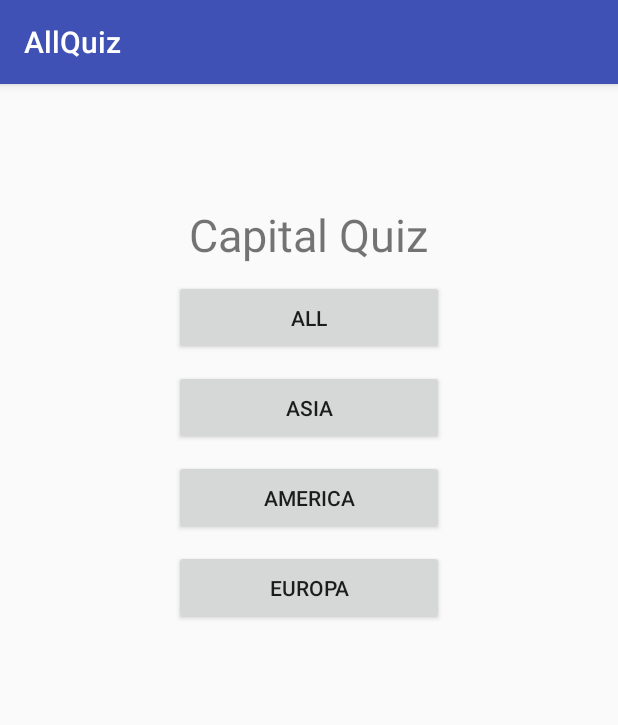
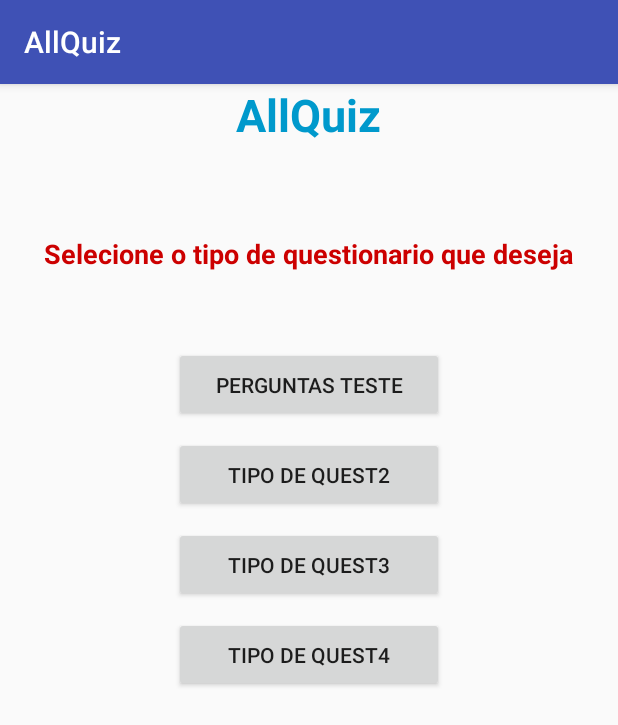
Before and after one commit to KienKse/AllQuiz, an Android app: the screen it shows after launch (StartActivity), on a phone screen of 412 x 824 dp. Shown: the top 725 px of the screen. Run offline under Robolectric (Android 15) with nearby library versions, the light colour scheme and no system bars.

Commit message:
Mudanças na Apresentacao inicial do app

```diff
--- a/app/src/main/AndroidManifest.xml
+++ b/app/src/main/AndroidManifest.xml
@@ -9,7 +9,6 @@
         android:roundIcon="@mipmap/ic_launcher_round"
         android:supportsRtl="true"
         android:theme="@style/AppTheme">
-        <activity android:name=".MainActivitySEMUSO"></activity>
         <activity android:name=".quizzActivity" />
         <activity android:name=".ResultActivity" />
         <activity android:name=".StartActivity">
--- a/app/src/main/java/com/app/kien/allquiz/quizzActivity.java
+++ b/app/src/main/java/com/app/kien/allquiz/quizzActivity.java
@@ -37,9 +37,9 @@ public class quizzActivity extends AppCompatActivity {
 
     String quizDados[][] = {
 //            {"Local" , "Resposta Certa", "Escolha 1", "Escolha 2" , "Escolha 3"}
-            {"Espanha","Madri","Cidade do Mexico","Jakarta","Havana"},
-            {"Italia","Roma","Londres","Paris","Atenas"},
-            {"Brasil","Brasilia","Bahia","Goias","Recife"},
+            {"Qual a Capital da Espanha?","Madri","Cidade do Mexico","Jakarta","Havana"},
+            {"Qual a Capital da Italia?","Roma","Londres","Paris","Atenas"},
+            {"Qual a Capital do Brasil?","Brasilia","Bahia","Goias","Recife"},
             {"Qual a cor do cavalo branco de Napoleão?","Branco","Marron","Preto","Cinza"},
             {"Quanto é 7*7?","49","54","32","38"}
 //            {"","","","",""}
--- a/app/src/main/res/layout/activity_quizz.xml
+++ b/app/src/main/res/layout/activity_quizz.xml
@@ -6,7 +6,7 @@
     android:layout_width="match_parent"
     android:layout_height="match_parent"
     android:orientation="vertical"
-    tools:context="com.app.kien.allquiz.MainActivitySEMUSO">
+    tools:context="com.app.kien.allquiz.quizzActivity">
 
     <TextView
         android:layout_margin="@dimen/respBt_padd"
--- a/app/src/main/res/layout/activity_start.xml
+++ b/app/src/main/res/layout/activity_start.xml
@@ -11,36 +11,46 @@
     <TextView
         android:layout_width="wrap_content"
         android:layout_height="wrap_content"
-        android:text="Capital Quiz"
-        android:textSize="30sp"
-        android:layout_marginTop="80dp"/>
+        android:text="@string/app_name"
+        android:textStyle="bold"
+        android:textSize="30dp"
+        android:textColor="@android:color/holo_blue_dark"/>
+
+    <TextView
+        android:layout_width="wrap_content"
+        android:layout_height="wrap_content"
+        android:text="@string/Selecao_Quest"
+        android:textSize="18sp"
+        android:textStyle="bold"
+        android:textColor="@android:color/holo_red_dark"
+        android:layout_marginTop="60dp"/>
 
     <Button
         android:id="@+id/botao1"
         android:layout_width="@dimen/botaoStart_width"
         android:layout_height="@dimen/botaoStart_height"
-        android:text="All"
-        android:layout_marginTop="10dp"
+        android:text="@string/tipo_quest1"
+        android:layout_marginTop="50dp"
         android:onClick="startQuiz"/>
     <Button
         android:id="@+id/botao2"
         android:layout_width="@dimen/botaoStart_width"
         android:layout_height="@dimen/botaoStart_height"
-        android:text="Asia"
+        android:text="@string/tipo_quest2"
         android:layout_marginTop="10dp"
         android:onClick="startQuiz"/>
     <Button
         android:id="@+id/botao3"
         android:layout_width="@dimen/botaoStart_width"
         android:layout_height="@dimen/botaoStart_height"
-        android:text="America"
+        android:text="@string/tipo_quest3"
         android:layout_marginTop="10dp"
         android:onClick="startQuiz"/>
     <Button
         android:id="@+id/botao4"
         android:layout_width="@dimen/botaoStart_width"
         android:layout_height="@dimen/botaoStart_height"
-        android:text="Europa"
+        android:text="@string/tipo_quest4"
         android:layout_marginTop="10dp"
         android:onClick="startQuiz"/>
 
--- a/app/src/main/res/values/strings.xml
+++ b/app/src/main/res/values/strings.xml
@@ -2,7 +2,11 @@
     <string name="app_name">AllQuiz</string>
     <string name="text1">1ª</string>
     <string name="text2">Questao</string>
-    <string name="text3"></string>
+    <string name="Selecao_Quest">Selecione o tipo de questionario que deseja</string>
+    <string name="tipo_quest1">Perguntas Teste</string>
+    <string name="tipo_quest2">Tipo de Quest2</string>
+    <string name="tipo_quest3">Tipo de Quest3</string>
+    <string name="tipo_quest4">Tipo de Quest4</string>
     <string name="text4"></string>
     <string name="text5"></string>
 
```
Also changed, not shown: app/src/main/java/com/app/kien/allquiz/MainActivitySEMUSO.java (deleted, +0 -32 lines), app/src/main/res/layout/activity_main(SEM USO).xml (deleted, +0 -28 lines).
